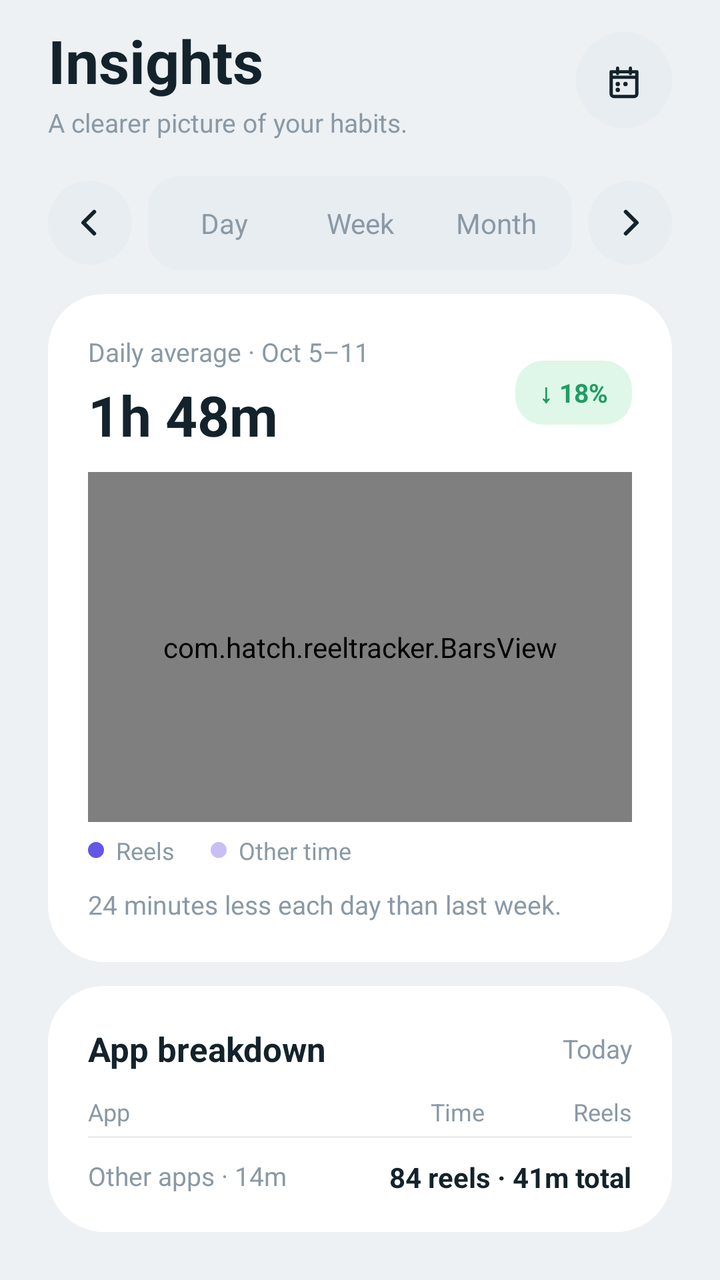
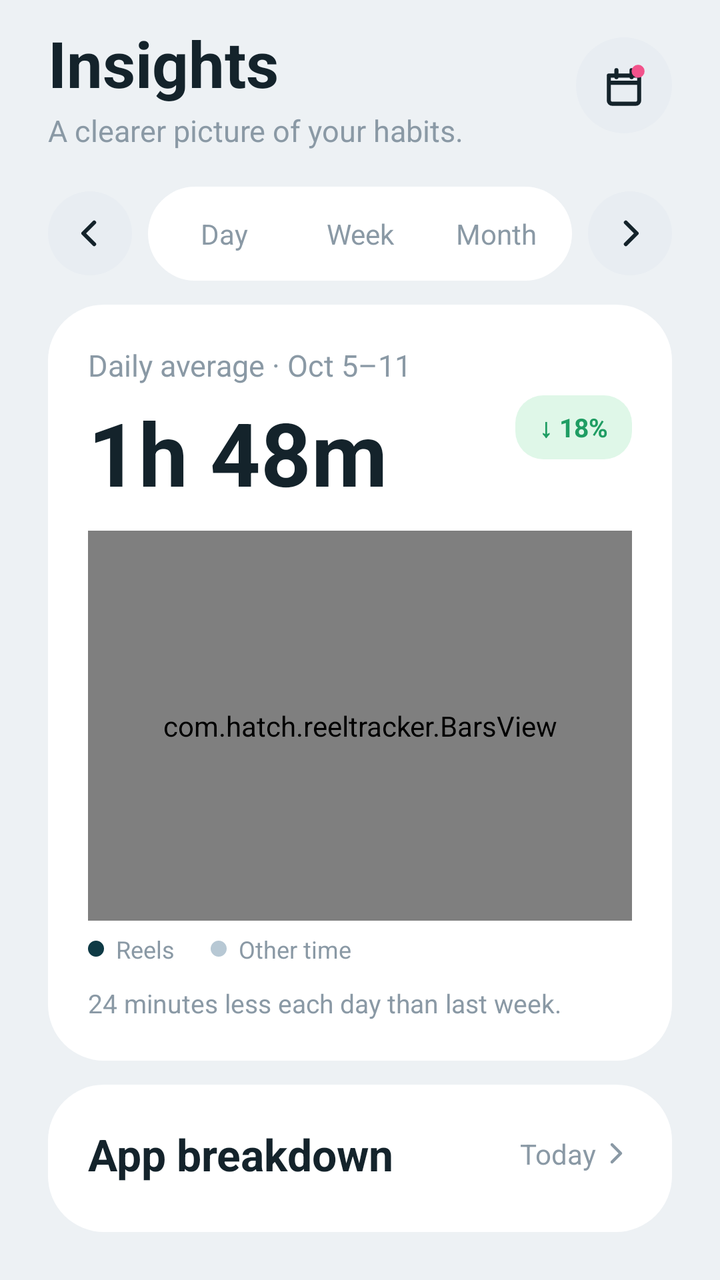

Two renders of the same Android screen: before a commit and after it. Below are the layout's source before the change and the commit's diff.
<!-- AndroidManifest.xml: application theme android:Theme.Material.Light.NoActionBar -->
<!-- res/layout/tab_analytics.xml -->
<?xml version="1.0" encoding="utf-8"?>
<LinearLayout xmlns:android="http://schemas.android.com/apk/res/android"
    android:layout_width="match_parent"
    android:layout_height="wrap_content"
    android:orientation="vertical"
    android:background="@color/td_bg"
    android:paddingStart="24dp"
    android:paddingEnd="24dp"
    android:paddingTop="10dp"
    android:paddingBottom="24dp">

    
    <LinearLayout
        android:layout_width="match_parent"
        android:layout_height="wrap_content"
        android:orientation="horizontal"
        android:gravity="center_vertical">

        <LinearLayout
            android:layout_width="0dp"
            android:layout_height="wrap_content"
            android:layout_weight="1"
            android:orientation="vertical">

            <TextView
                android:layout_width="wrap_content"
                android:layout_height="wrap_content"
                android:text="Insights"
                android:textSize="30sp"
                android:textStyle="bold"
                android:textColor="@color/td_text" />

            <TextView
                android:layout_width="wrap_content"
                android:layout_height="wrap_content"
                android:layout_marginTop="2dp"
                android:text="A clearer picture of your habits."
                android:textSize="13sp"
                android:textColor="@color/td_sub" />
        </LinearLayout>

        <ImageView
            android:id="@+id/btn_calendar"
            android:layout_width="48dp"
            android:layout_height="48dp"
            android:background="@drawable/circle_td"
            android:padding="13dp"
            android:src="@drawable/ic_calendar"
            android:contentDescription="calendar" />
    </LinearLayout>

    
    <LinearLayout
        android:layout_width="match_parent"
        android:layout_height="wrap_content"
        android:layout_marginTop="18dp"
        android:orientation="horizontal"
        android:gravity="center_vertical">

        <ImageView
            android:id="@+id/btn_an_prev"
            android:layout_width="42dp"
            android:layout_height="42dp"
            android:background="@drawable/circle_td"
            android:padding="11dp"
            android:src="@drawable/ic_chevron_left"
            android:contentDescription="previous period" />

        <LinearLayout
            android:layout_width="0dp"
            android:layout_height="wrap_content"
            android:layout_weight="1"
            android:layout_marginStart="8dp"
            android:layout_marginEnd="8dp"
            android:orientation="horizontal"
            android:background="@drawable/seg_track_td"
            android:padding="4dp">

            <TextView
                android:id="@+id/seg_day"
                android:layout_width="0dp"
                android:layout_height="wrap_content"
                android:layout_weight="1"
                android:gravity="center"
                android:paddingTop="10dp"
                android:paddingBottom="10dp"
                android:text="Day"
                android:textSize="14sp"
                android:textColor="@color/td_sub" />

            <TextView
                android:id="@+id/seg_week"
                android:layout_width="0dp"
                android:layout_height="wrap_content"
                android:layout_weight="1"
                android:gravity="center"
                android:paddingTop="10dp"
                android:paddingBottom="10dp"
                android:text="Week"
                android:textSize="14sp"
                android:textColor="@color/td_sub" />

            <TextView
                android:id="@+id/seg_month"
                android:layout_width="0dp"
                android:layout_height="wrap_content"
                android:layout_weight="1"
                android:gravity="center"
                android:paddingTop="10dp"
                android:paddingBottom="10dp"
                android:text="Month"
                android:textSize="14sp"
                android:textColor="@color/td_sub" />
        </LinearLayout>

        <ImageView
            android:id="@+id/btn_an_next"
            android:layout_width="42dp"
            android:layout_height="42dp"
            android:background="@drawable/circle_td"
            android:padding="11dp"
            android:src="@drawable/ic_chevron_right"
            android:contentDescription="next period" />
    </LinearLayout>

    
    <LinearLayout
        android:layout_width="match_parent"
        android:layout_height="wrap_content"
        android:layout_marginTop="12dp"
        android:orientation="vertical"
        android:background="@drawable/card_td"
        android:padding="20dp">

        <LinearLayout
            android:layout_width="match_parent"
            android:layout_height="wrap_content"
            android:orientation="horizontal"
            android:gravity="center_vertical">

            <LinearLayout
                android:layout_width="0dp"
                android:layout_height="wrap_content"
                android:layout_weight="1"
                android:orientation="vertical">

                <TextView
                    android:id="@+id/tv_an_range"
                    android:layout_width="wrap_content"
                    android:layout_height="wrap_content"
                    android:text="Daily average · Oct 5–11"
                    android:textSize="13sp"
                    android:textColor="@color/td_sub" />

                <TextView
                    android:id="@+id/tv_an_total"
                    android:layout_width="wrap_content"
                    android:layout_height="wrap_content"
                    android:layout_marginTop="4dp"
                    android:text="1h 48m"
                    android:textSize="28sp"
                    android:textStyle="bold"
                    android:textColor="@color/td_text" />
            </LinearLayout>

            <TextView
                android:id="@+id/tv_an_pill"
                android:layout_width="wrap_content"
                android:layout_height="wrap_content"
                android:background="@drawable/pill_track"
                android:paddingStart="12dp"
                android:paddingEnd="12dp"
                android:paddingTop="7dp"
                android:paddingBottom="7dp"
                android:text="↓ 18%"
                android:textSize="13sp"
                android:textStyle="bold"
                android:textColor="@color/td_pill_text" />
        </LinearLayout>

        <com.hatch.reeltracker.BarsView
            android:id="@+id/chart_analytics"
            android:layout_width="match_parent"
            android:layout_height="175dp"
            android:layout_marginTop="10dp" />

        <LinearLayout
            android:id="@+id/legend_row"
            android:layout_width="wrap_content"
            android:layout_height="wrap_content"
            android:layout_marginTop="6dp"
            android:orientation="horizontal"
            android:gravity="center_vertical">

            <View
                android:layout_width="8dp"
                android:layout_height="8dp"
                android:background="@drawable/ob_dot_active" />

            <TextView
                android:layout_width="wrap_content"
                android:layout_height="wrap_content"
                android:layout_marginStart="6dp"
                android:text="Reels"
                android:textSize="12sp"
                android:textColor="@color/td_sub" />

            <View
                android:layout_width="8dp"
                android:layout_height="8dp"
                android:layout_marginStart="18dp"
                android:background="@drawable/dot_other_time" />

            <TextView
                android:layout_width="wrap_content"
                android:layout_height="wrap_content"
                android:layout_marginStart="6dp"
                android:text="Other time"
                android:textSize="12sp"
                android:textColor="@color/td_sub" />
        </LinearLayout>

        <TextView
            android:id="@+id/tv_an_caption"
            android:layout_width="wrap_content"
            android:layout_height="wrap_content"
            android:layout_marginTop="10dp"
            android:text="24 minutes less each day than last week."
            android:textSize="13sp"
            android:textColor="@color/td_sub" />
    </LinearLayout>

    
    <LinearLayout
        android:layout_width="match_parent"
        android:layout_height="wrap_content"
        android:layout_marginTop="12dp"
        android:orientation="vertical"
        android:background="@drawable/card_td"
        android:padding="20dp">

        <LinearLayout
            android:layout_width="match_parent"
            android:layout_height="wrap_content"
            android:orientation="horizontal"
            android:gravity="center_vertical">

            <TextView
                android:layout_width="0dp"
                android:layout_height="wrap_content"
                android:layout_weight="1"
                android:text="App breakdown"
                android:textSize="17sp"
                android:textStyle="bold"
                android:textColor="@color/td_text" />

            <TextView
                android:id="@+id/tv_breakdown_range"
                android:layout_width="wrap_content"
                android:layout_height="wrap_content"
                android:text="Today"
                android:textSize="13sp"
                android:textColor="@color/td_sub" />
        </LinearLayout>

        <LinearLayout
            android:layout_width="match_parent"
            android:layout_height="wrap_content"
            android:layout_marginTop="12dp"
            android:orientation="horizontal">

            <TextView
                android:layout_width="0dp"
                android:layout_height="wrap_content"
                android:layout_weight="1.7"
                android:text="App"
                android:textSize="12sp"
                android:textColor="@color/td_sub" />

            <TextView
                android:layout_width="0dp"
                android:layout_height="wrap_content"
                android:layout_weight="1"
                android:gravity="end"
                android:text="Time"
                android:textSize="12sp"
                android:textColor="@color/td_sub" />

            <TextView
                android:layout_width="0dp"
                android:layout_height="wrap_content"
                android:layout_weight="1"
                android:gravity="end"
                android:text="Reels"
                android:textSize="12sp"
                android:textColor="@color/td_sub" />
        </LinearLayout>

        <LinearLayout
            android:id="@+id/rows_container"
            android:layout_width="match_parent"
            android:layout_height="wrap_content"
            android:orientation="vertical" />

        <View
            android:layout_width="match_parent"
            android:layout_height="1dp"
            android:layout_marginTop="4dp"
            android:background="@color/td_nav_border" />

        <LinearLayout
            android:layout_width="match_parent"
            android:layout_height="wrap_content"
            android:layout_marginTop="10dp"
            android:orientation="horizontal"
            android:gravity="center_vertical">

            <TextView
                android:id="@+id/tv_other_apps"
                android:layout_width="0dp"
                android:layout_height="wrap_content"
                android:layout_weight="1"
                android:text="Other apps · 14m"
                android:textSize="13sp"
                android:textColor="@color/td_sub" />

            <TextView
                android:id="@+id/tv_totals"
                android:layout_width="wrap_content"
                android:layout_height="wrap_content"
                android:text="84 reels · 41m total"
                android:textSize="14sp"
                android:textStyle="bold"
                android:textColor="@color/td_text" />
        </LinearLayout>
    </LinearLayout>

    <TextView
        android:layout_width="match_parent"
        android:layout_height="wrap_content"
        android:layout_marginTop="16dp"
        android:gravity="center"
        android:text="Updated just now · Your data stays private."
        android:textSize="12sp"
        android:textColor="@color/td_sub" />

</LinearLayout>
<!-- resources referenced by this layout -->
<resources>
  <color name="td_bg">#EDF1F4</color>
  <color name="td_nav_border">#ECECF1</color>
  <color name="td_pill_text">#1F9D63</color>
  <color name="td_sub">#8A99A5</color>
  <color name="td_text">#14232B</color>
  <!-- drawable circle_td (drawable) -->
  <?xml version="1.0" encoding="utf-8"?>
  <shape xmlns:android="http://schemas.android.com/apk/res/android"
      android:shape="oval">
      <solid android:color="@color/td_chip" />
  </shape>
  <!-- drawable dot_other_time (drawable) -->
  <?xml version="1.0" encoding="utf-8"?>
  <shape xmlns:android="http://schemas.android.com/apk/res/android"
      android:shape="oval">
      <solid android:color="#C9BFF5" />
      <size android:width="8dp" android:height="8dp" />
  </shape>
  <!-- drawable ic_calendar (drawable) -->
  <?xml version="1.0" encoding="utf-8"?>
  <vector xmlns:android="http://schemas.android.com/apk/res/android"
      android:width="24dp" android:height="24dp"
      android:viewportWidth="24" android:viewportHeight="24">
      <path
          android:strokeColor="@color/td_text"
          android:strokeWidth="1.8"
          android:strokeLineCap="round"
          android:strokeLineJoin="round"
          android:pathData="M5,7.5 h14 v12 a1.5,1.5 0 0 1 -1.5,1.5 h-11 a1.5,1.5 0 0 1 -1.5,-1.5 z M5,10.5 h14 M8.5,5.5 v3 M15.5,5.5 v3" />
      <path
          android:fillColor="@color/td_text"
          android:pathData="M8.6,14.2 m-1.2,0 a1.2,1.2 0 1,0 2.4,0 a1.2,1.2 0 1,0 -2.4,0 M12.8,14.2 m-1.2,0 a1.2,1.2 0 1,0 2.4,0 a1.2,1.2 0 1,0 -2.4,0 M8.6,17.4 m-1.2,0 a1.2,1.2 0 1,0 2.4,0 a1.2,1.2 0 1,0 -2.4,0" />
  </vector>
  <!-- drawable ob_dot_active (drawable) -->
  <?xml version="1.0" encoding="utf-8"?>
  <shape xmlns:android="http://schemas.android.com/apk/res/android"
      android:shape="rectangle">
      <solid android:color="#6257E8" />
      <corners android:radius="4dp" />
      <size android:width="28dp" android:height="8dp" />
  </shape>
  <!-- drawable seg_track_td (drawable) -->
  <?xml version="1.0" encoding="utf-8"?>
  <shape xmlns:android="http://schemas.android.com/apk/res/android"
      android:shape="rectangle">
      <solid android:color="@color/td_chip" />
      <corners android:radius="16dp" />
  </shape>
  <color name="td_card">#FFFFFF</color>
  <color name="td_chip">#E8EDF2</color>
  <color name="td_pill_bg">#DFF7E8</color>
  <!-- unchanged entries left out for length: 4 -->
</resources>

<!-- the commit's change to res/layout/tab_analytics.xml (unified diff, before → after) -->
@@ -26,7 +26,7 @@
                 android:layout_width="wrap_content"
                 android:layout_height="wrap_content"
                 android:text="Insights"
-                android:textSize="30sp"
+                android:textSize="32sp"
                 android:textStyle="bold"
                 android:textColor="@color/td_text" />
 
@@ -35,18 +35,25 @@
                 android:layout_height="wrap_content"
                 android:layout_marginTop="2dp"
                 android:text="A clearer picture of your habits."
-                android:textSize="13sp"
-                android:textColor="@color/td_sub" />
-        </LinearLayout>
-
-        <ImageView
+                android:textSize="15sp"
+                android:textColor="@color/td_sub" />
+        </LinearLayout>
+
+        <FrameLayout
             android:id="@+id/btn_calendar"
             android:layout_width="48dp"
             android:layout_height="48dp"
             android:background="@drawable/circle_td"
-            android:padding="13dp"
-            android:src="@drawable/ic_calendar"
-            android:contentDescription="calendar" />
+            android:clickable="true"
+            android:focusable="true">
+
+            <ImageView
+                android:layout_width="26dp"
+                android:layout_height="26dp"
+                android:layout_gravity="center"
+                android:src="@drawable/ic_calendar_new"
+                android:contentDescription="calendar" />
+        </FrameLayout>
     </LinearLayout>
 
     
@@ -73,7 +80,7 @@
             android:layout_marginStart="8dp"
             android:layout_marginEnd="8dp"
             android:orientation="horizontal"
-            android:background="@drawable/seg_track_td"
+            android:background="@drawable/nav_pill"
             android:padding="4dp">
 
             <TextView
@@ -149,7 +156,7 @@
                     android:layout_width="wrap_content"
                     android:layout_height="wrap_content"
                     android:text="Daily average · Oct 5–11"
-                    android:textSize="13sp"
+                    android:textSize="15sp"
                     android:textColor="@color/td_sub" />
 
                 <TextView
@@ -158,7 +165,7 @@
                     android:layout_height="wrap_content"
                     android:layout_marginTop="4dp"
                     android:text="1h 48m"
-                    android:textSize="28sp"
+                    android:textSize="44sp"
                     android:textStyle="bold"
                     android:textColor="@color/td_text" />
             </LinearLayout>
@@ -181,7 +188,7 @@
         <com.hatch.reeltracker.BarsView
             android:id="@+id/chart_analytics"
             android:layout_width="match_parent"
-            android:layout_height="175dp"
+            android:layout_height="195dp"
             android:layout_marginTop="10dp" />
 
         <LinearLayout
@@ -195,7 +202,7 @@
             <View
                 android:layout_width="8dp"
                 android:layout_height="8dp"
-                android:background="@drawable/ob_dot_active" />
+                android:background="@drawable/dot_reels" />
 
             <TextView
                 android:layout_width="wrap_content"
@@ -250,17 +257,30 @@
                 android:layout_height="wrap_content"
                 android:layout_weight="1"
                 android:text="App breakdown"
-                android:textSize="17sp"
+                android:textSize="22sp"
                 android:textStyle="bold"
                 android:textColor="@color/td_text" />
 
-            <TextView
-                android:id="@+id/tv_breakdown_range"
-                android:layout_width="wrap_content"
-                android:layout_height="wrap_content"
-                android:text="Today"
-                android:textSize="13sp"
-                android:textColor="@color/td_sub" />
+            <LinearLayout
+                android:layout_width="wrap_content"
+                android:layout_height="wrap_content"
+                android:orientation="horizontal"
+                android:gravity="center_vertical">
+
+                <TextView
+                    android:id="@+id/tv_breakdown_range"
+                    android:layout_width="wrap_content"
+                    android:layout_height="wrap_content"
+                    android:text="Today"
+                    android:textSize="14sp"
+                    android:textColor="@color/td_sub" />
+
+                <ImageView
+                    android:layout_width="16dp"
+                    android:layout_height="16dp"
+                    android:layout_marginStart="2dp"
+                    android:src="@drawable/ic_chevron" />
+            </LinearLayout>
         </LinearLayout>
 
         <LinearLayout
@@ -313,7 +333,12 @@
             android:layout_height="wrap_content"
             android:layout_marginTop="10dp"
             android:orientation="horizontal"
-            android:gravity="center_vertical">
+            android:gravity="center_vertical"
+            android:background="@drawable/footer_pill"
+            android:paddingStart="16dp"
+            android:paddingEnd="16dp"
+            android:paddingTop="12dp"
+            android:paddingBottom="12dp">
 
             <TextView
                 android:id="@+id/tv_other_apps"
@@ -335,13 +360,35 @@
         </LinearLayout>
     </LinearLayout>
 
-    <TextView
+    <LinearLayout
         android:layout_width="match_parent"
         android:layout_height="wrap_content"
         android:layout_marginTop="16dp"
-        android:gravity="center"
-        android:text="Updated just now · Your data stays private."
-        android:textSize="12sp"
-        android:textColor="@color/td_sub" />
+        android:orientation="horizontal"
+        android:gravity="center_vertical">
+
+        <View
+            android:layout_width="0dp"
+            android:layout_height="1dp"
+            android:layout_weight="1" />
+
+        <ImageView
+            android:layout_width="18dp"
+            android:layout_height="18dp"
+            android:src="@drawable/ic_shield_small" />
+
+        <TextView
+            android:layout_width="wrap_content"
+            android:layout_height="wrap_content"
+            android:layout_marginStart="6dp"
+            android:text="Your data stays on your phone."
+            android:textSize="13sp"
+            android:textColor="@color/td_sub" />
+
+        <View
+            android:layout_width="0dp"
+            android:layout_height="1dp"
+            android:layout_weight="1" />
+    </LinearLayout>
 
 </LinearLayout>
<!-- resource entries referenced after the edit -->
@@ -15,41 +15,83 @@
   <?xml version="1.0" encoding="utf-8"?>
   <shape xmlns:android="http://schemas.android.com/apk/res/android"
       android:shape="oval">
-      <solid android:color="#C9BFF5" />
-      <size android:width="8dp" android:height="8dp" />
+      <solid android:color="@color/td_other_bar" />
+      <size android:width="10dp" android:height="10dp" />
   </shape>
-  <!-- drawable ic_calendar (drawable) -->
-  <?xml version="1.0" encoding="utf-8"?>
-  <vector xmlns:android="http://schemas.android.com/apk/res/android"
-      android:width="24dp" android:height="24dp"
-      android:viewportWidth="24" android:viewportHeight="24">
-      <path
-          android:strokeColor="@color/td_text"
-          android:strokeWidth="1.8"
-          android:strokeLineCap="round"
-          android:strokeLineJoin="round"
-          android:pathData="M5,7.5 h14 v12 a1.5,1.5 0 0 1 -1.5,1.5 h-11 a1.5,1.5 0 0 1 -1.5,-1.5 z M5,10.5 h14 M8.5,5.5 v3 M15.5,5.5 v3" />
-      <path
-          android:fillColor="@color/td_text"
-          android:pathData="M8.6,14.2 m-1.2,0 a1.2,1.2 0 1,0 2.4,0 a1.2,1.2 0 1,0 -2.4,0 M12.8,14.2 m-1.2,0 a1.2,1.2 0 1,0 2.4,0 a1.2,1.2 0 1,0 -2.4,0 M8.6,17.4 m-1.2,0 a1.2,1.2 0 1,0 2.4,0 a1.2,1.2 0 1,0 -2.4,0" />
-  </vector>
-  <!-- drawable ob_dot_active (drawable) -->
+  <!-- drawable dot_reels (drawable) -->
   <?xml version="1.0" encoding="utf-8"?>
   <shape xmlns:android="http://schemas.android.com/apk/res/android"
-      android:shape="rectangle">
-      <solid android:color="#6257E8" />
-      <corners android:radius="4dp" />
-      <size android:width="28dp" android:height="8dp" />
+      android:shape="oval">
+      <solid android:color="@color/td_primary" />
+      <size android:width="10dp" android:height="10dp" />
   </shape>
-  <!-- drawable seg_track_td (drawable) -->
+  <!-- drawable footer_pill (drawable) -->
   <?xml version="1.0" encoding="utf-8"?>
   <shape xmlns:android="http://schemas.android.com/apk/res/android"
       android:shape="rectangle">
       <solid android:color="@color/td_chip" />
       <corners android:radius="16dp" />
   </shape>
+  <!-- drawable ic_calendar_new (drawable) -->
+  <?xml version="1.0" encoding="utf-8"?>
+  <vector xmlns:android="http://schemas.android.com/apk/res/android"
+      android:width="26dp" android:height="26dp"
+      android:viewportWidth="24" android:viewportHeight="24">
+      <path
+          android:strokeColor="@color/td_text"
+          android:strokeWidth="1.9"
+          android:strokeLineCap="round"
+          android:strokeLineJoin="round"
+          android:fillColor="#00000000"
+          android:pathData="M5,7.5h14v11.5a1.5,1.5 0 0 1,-1.5 1.5h-11a1.5,1.5 0 0 1,-1.5 -1.5zM5,10.8h14M8.5,5v3.2M15.5,5v3.2" />
+      <path
+          android:fillColor="#F2528B"
+          android:pathData="M18.5,5.5m-3,0a3,3 0 1,0 6,0a3,3 0 1,0 -6,0" />
+  </vector>
+  <!-- drawable ic_chevron (drawable) -->
+  <?xml version="1.0" encoding="utf-8"?>
+  <vector xmlns:android="http://schemas.android.com/apk/res/android"
+      android:width="24dp" android:height="24dp"
+      android:viewportWidth="24" android:viewportHeight="24">
+      <path
+          android:strokeColor="@color/td_sub"
+          android:strokeWidth="2.2"
+          android:strokeLineCap="round"
+          android:strokeLineJoin="round"
+          android:pathData="M9,5.5 L15.5,12 L9,18.5" />
+  </vector>
+  <!-- drawable ic_shield_small (drawable) -->
+  <?xml version="1.0" encoding="utf-8"?>
+  <vector xmlns:android="http://schemas.android.com/apk/res/android"
+      android:width="18dp" android:height="18dp"
+      android:viewportWidth="24" android:viewportHeight="24">
+      <path
+          android:strokeColor="@color/td_sub"
+          android:strokeWidth="2"
+          android:strokeLineCap="round"
+          android:strokeLineJoin="round"
+          android:fillColor="#00000000"
+          android:pathData="M12,3l7,2.8v5.7c0,4.6 -3,7.8 -7,9.5 -4,-1.7 -7,-4.9 -7,-9.5V5.8z" />
+      <path
+          android:strokeColor="@color/td_sub"
+          android:strokeWidth="2"
+          android:strokeLineCap="round"
+          android:strokeLineJoin="round"
+          android:fillColor="#00000000"
+          android:pathData="M9.5,11.8l1.8,1.8 3.2,-3.6" />
+  </vector>
+  <!-- drawable nav_pill (drawable) -->
+  <?xml version="1.0" encoding="utf-8"?>
+  <shape xmlns:android="http://schemas.android.com/apk/res/android"
+      android:shape="rectangle">
+      <solid android:color="@color/td_nav_bg" />
+      <corners android:radius="30dp" />
+  </shape>
   <color name="td_card">#FFFFFF</color>
   <color name="td_chip">#E8EDF2</color>
+  <color name="td_other_bar">#B7C8D4</color>
+  <color name="td_primary">#0E3A45</color>
+  <color name="td_nav_bg">#FFFFFF</color>
   <color name="td_pill_bg">#DFF7E8</color>
   <!-- unchanged entries left out for length: 4 -->
 </resources>
